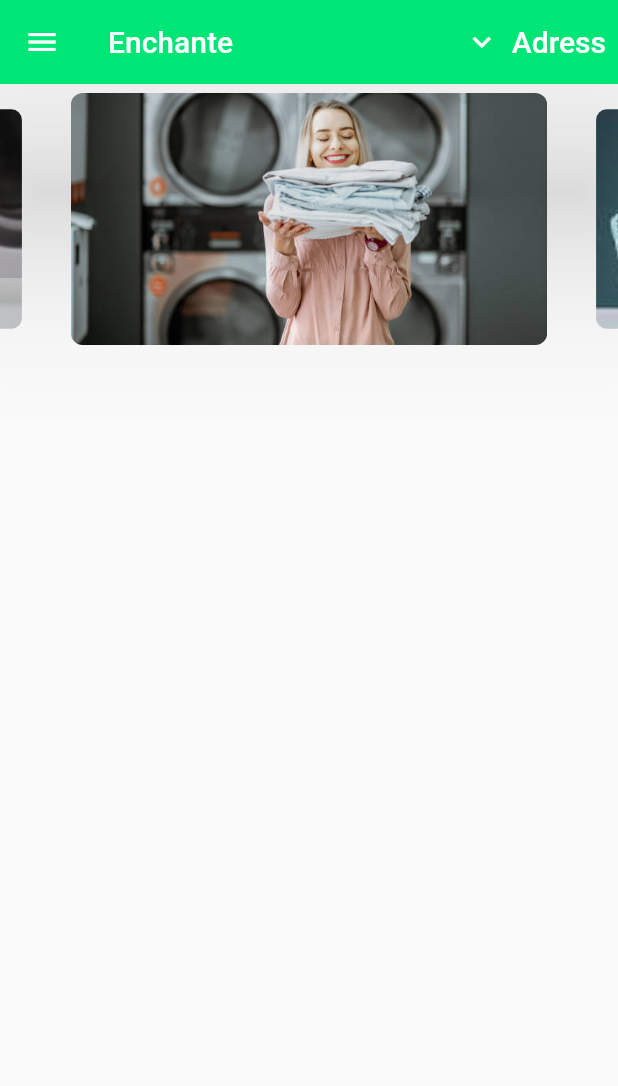
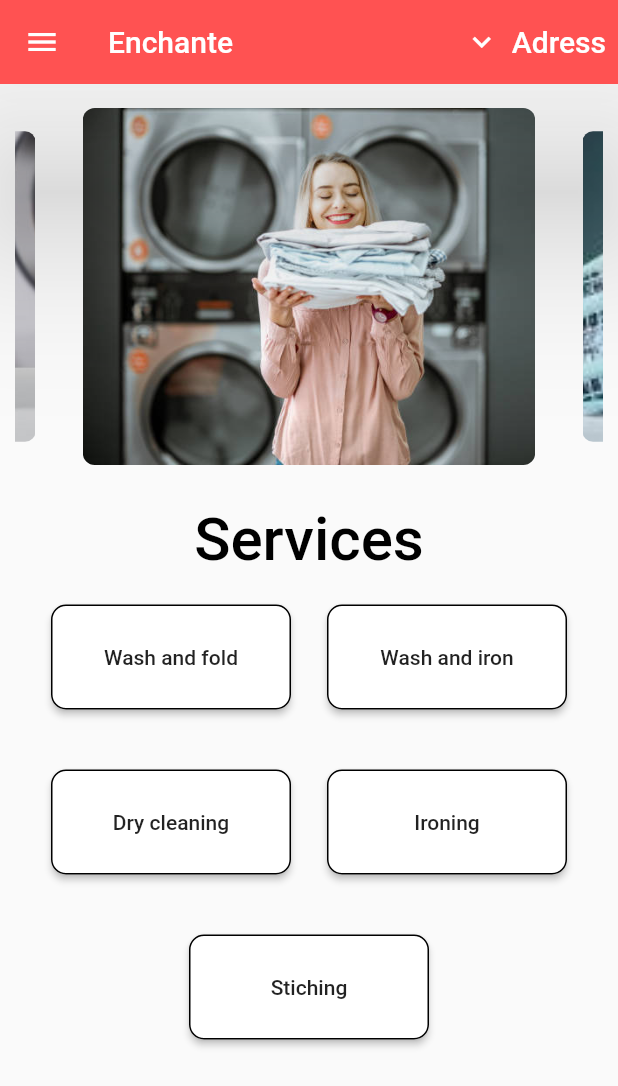
Before and after one commit to ayan-gorain/Enchantee, a Flutter app: the welcomepage screen opened by its route, on a phone screen of 412 x 824 dp. Shown: the top 1086 px of the screen. Run offline on Flutter 3.47's test engine with Material 2 defaults, Android fonts, the phone set to English and light mode, and no system bars; drawn by our look-alikes of carousel_slider; our stand-ins replace dropdown_button2, flutter_screenutil, font_awesome_flutter, image_picker, intl_phone_field, smooth_page_indicator; missing offline and left inert: flutter_linear_datepicker, gender_picker.

Commit message:
welcome page some

```diff
--- a/lib/main.dart
+++ b/lib/main.dart
@@ -7,7 +7,7 @@ import 'package:enchante/pages/customer/onboarding_page.dart';
 import 'package:enchante/pages/customer/otp_page.dart';
 import 'package:enchante/pages/vendor/otp1_page.dart';
 import 'package:enchante/pages/vendor/vendor_signup.dart';
-import 'package:enchante/pages/customer/welcome_page.dart';
+import 'package:enchante/pages/customer/navigation/welcome_page.dart';
 import 'package:flutter/material.dart';
 import 'package:enchante/pages/customer/customers_signup.dart';
 import 'package:enchante/utiles/routes.dart';
@@ -27,7 +27,7 @@ class Myapp extends StatelessWidget {
   Widget build(BuildContext context) {
     return MaterialApp(
       routes: {
-        "/": (context) => Openpage(),
+        "/": (context) => welcomepage(),
         Myroutes.openRoute: (context) =>Openpage(),
         Myroutes.open1Route: (context) => Open1page(),
         Myroutes.loginRoute: (context) =>Loginpage(),
--- /dev/null
+++ b/lib/pages/customer/navigation/welcome_page.dart
@@ -0,0 +1,212 @@
+import 'package:carousel_slider/carousel_slider.dart';
+import 'package:flutter/material.dart';
+import 'package:flutter/services.dart';
+class welcomepage extends StatefulWidget {
+  const welcomepage({Key? key}) : super(key: key);
+
+  @override
+  State<welcomepage> createState() => _welcomepageState();
+}
+
+class _welcomepageState extends State<welcomepage> {
+  @override
+  Widget build(BuildContext context) {
+    return Scaffold(
+      appBar: AppBar(
+        title: const Text("Enchante",
+        style: TextStyle(
+        color: Colors.white,
+        fontSize: 20,
+    ),
+        ),
+          actions: <Widget>[
+            TextButton.icon(
+                label: Text('Adress',
+                  style: TextStyle(
+                    color: Colors.white,
+                    fontSize: 20,
+                  ),),
+                icon: Icon(Icons.keyboard_arrow_down_outlined,color: Colors.white,),
+                onPressed: () {
+                  print('Pressed');
+                }
+            ),
+          ],
+        backgroundColor: Colors.redAccent,
+        elevation: 50.0,
+
+        systemOverlayStyle: SystemUiOverlayStyle.light,
+      ),
+      drawer: Drawer(),
+      body: SizedBox(
+        child: Padding(
+          padding: const EdgeInsets.all(10.0),
+          child: ListView(
+            children: [
+              CarouselSlider(items: [
+              Container(
+              margin: EdgeInsets.all(6.0),
+              decoration: BoxDecoration(
+                borderRadius: BorderRadius.circular(8.0),
+                image: DecorationImage(
+                  image: AssetImage('assets/images/c1.jpg'),
+                  fit: BoxFit.cover,
+                ),
+              ),
+              ),Container(
+              margin: EdgeInsets.all(6.0),
+              decoration: BoxDecoration(
+                borderRadius: BorderRadius.circular(8.0),
+                image: DecorationImage(
+                  image: AssetImage('assets/images/c2.jpg'),
+                  fit: BoxFit.cover,
+                ),
+              ),
+              ),Container(
+              margin: EdgeInsets.all(6.0),
+              decoration: BoxDecoration(
+                borderRadius: BorderRadius.circular(8.0),
+                image: DecorationImage(
+                  image: AssetImage('assets/images/c3.jpg'),
+                  fit: BoxFit.cover,
+                ),
+              ),
+              ),Container(
+              margin: EdgeInsets.all(6.0),
+              decoration: BoxDecoration(
+                borderRadius: BorderRadius.circular(8.0),
+                image: DecorationImage(
+                  image: AssetImage('assets/images/c4.png'),
+                  fit: BoxFit.cover,
+                ),
+              ),
+              ),],
+                options: CarouselOptions(
+                height: 250.0,
+                enlargeCenterPage: true,
+                autoPlay: true,
+                aspectRatio: 16 / 9,
+                autoPlayCurve: Curves.fastOutSlowIn,
+                enableInfiniteScroll: true,
+                autoPlayAnimationDuration: Duration(milliseconds: 800),
+                viewportFraction: 0.8,
+              ),),
+              SizedBox(height: 20),
+              Center(child: Text("Services", style: TextStyle(
+                fontWeight: FontWeight.w500,
+                fontSize: 40,
+                color: Colors.black,
+              ))),
+              SizedBox(height: 20),
+              Row(
+                mainAxisAlignment: MainAxisAlignment.spaceEvenly,
+                children: [
+                  MaterialButton(
+                    minWidth:160,
+                    height: 70,
+                    onPressed: () {
+                      //Navigator.pushNamed(context, Myroutes.signupRoute );
+                    },
+                    color: Colors.white,
+                    shape: RoundedRectangleBorder(
+                        side: BorderSide(
+                          color: Colors.black,
+                        ),
+                        borderRadius: BorderRadius.circular(10)),
+                    child: Text("Wash and fold",
+                        style: TextStyle(
+                          fontWeight: FontWeight.w500,
+                        )),
+                  ),
+                  MaterialButton(
+                    minWidth:160,
+                    height: 70,
+                    onPressed: () {
+                      //Navigator.pushNamed(context, Myroutes.signupRoute );
+                    },
+                    color: Colors.white,
+                    shape: RoundedRectangleBorder(
+                        side: BorderSide(
+                          color: Colors.black,
+                        ),
+                        borderRadius: BorderRadius.circular(10)),
+                    child: Text("Wash and iron",
+                        style: TextStyle(
+                          fontWeight: FontWeight.w500,
+                        )),
+                  )
+
+                ],
+
+              ),
+              SizedBox(height: 40),
+              Row(
+                mainAxisAlignment: MainAxisAlignment.spaceEvenly,
+                children: [
+                  MaterialButton(
+                    minWidth:160,
+                    height: 70,
+                    onPressed: () {
+                      //Navigator.pushNamed(context, Myroutes.signupRoute );
+                    },
+                    color: Colors.white,
+                    shape: RoundedRectangleBorder(
+                        side: BorderSide(
+                          color: Colors.black,
+                        ),
+                        borderRadius: BorderRadius.circular(10)),
+                    child: Text("Dry cleaning",
+                        style: TextStyle(
+                          fontWeight: FontWeight.w500,
+                        )),
+                  ),
+                  MaterialButton(
+                    minWidth:160,
+                    height: 70,
+                    onPressed: () {
+                      //Navigator.pushNamed(context, Myroutes.signupRoute );
+                    },
+                    color: Colors.white,
+                    shape: RoundedRectangleBorder(
+                        side: BorderSide(
+                          color: Colors.black,
+                        ),
+                        borderRadius: BorderRadius.circular(10)),
+                    child: Text("Ironing",
+                        style: TextStyle(
+                          fontWeight: FontWeight.w500,
+                        )),
+                  )
+                ],), SizedBox(height: 40),
+              Row(
+                mainAxisAlignment: MainAxisAlignment.spaceEvenly,
+                children: [
+                  MaterialButton(
+                    minWidth:160,
+                    height: 70,
+                    onPressed: () {
+                      //Navigator.pushNamed(context, Myroutes.signupRoute );
+                    },
+                    color: Colors.white,
+                    shape: RoundedRectangleBorder(
+                        side: BorderSide(
+                          color: Colors.black,
+                        ),
+                        borderRadius: BorderRadius.circular(10)),
+                    child: Text("Stiching",
+                        style: TextStyle(
+                          fontWeight: FontWeight.w500,
+                        )),
+                  ),
+
+                ],),
+
+
+            ],
+          ),
+        ),
+      ),
+
+    );
+  }
+}
--- a/lib/pages/customer/welcome_page.dart
+++ /dev/null
@@ -1,91 +0,0 @@
-import 'package:carousel_slider/carousel_slider.dart';
-import 'package:flutter/material.dart';
-import 'package:flutter/services.dart';
-class welcomepage extends StatelessWidget {
-  const welcomepage({Key? key}) : super(key: key);
-
-  @override
-  Widget build(BuildContext context) {
-    return Scaffold(
-      appBar: AppBar(
-        title: const Text("Enchante",
-        style: TextStyle(
-        color: Colors.white,
-        fontSize: 20,
-    ),
-        ),
-          actions: <Widget>[
-            TextButton.icon(
-                label: Text('Adress',
-                  style: TextStyle(
-                    color: Colors.white,
-                    fontSize: 20,
-                  ),),
-                icon: Icon(Icons.keyboard_arrow_down_outlined,color: Colors.white,),
-                onPressed: () {
-                  print('Pressed');
-                }
-            ),
-          ],
-        backgroundColor: Colors.greenAccent[400],
-        elevation: 50.0,
-
-        systemOverlayStyle: SystemUiOverlayStyle.light,
-      ),
-      drawer: Drawer(),
-      body: ListView(
-        children: [
-          CarouselSlider(items: [
-          Container(
-          margin: EdgeInsets.all(6.0),
-          decoration: BoxDecoration(
-            borderRadius: BorderRadius.circular(8.0),
-            image: DecorationImage(
-              image: AssetImage('assets/images/c1.jpg'),
-              fit: BoxFit.cover,
-            ),
-          ),
-          ),Container(
-          margin: EdgeInsets.all(6.0),
-          decoration: BoxDecoration(
-            borderRadius: BorderRadius.circular(8.0),
-            image: DecorationImage(
-              image: AssetImage('assets/images/c2.jpg'),
-              fit: BoxFit.cover,
-            ),
-          ),
-          ),Container(
-          margin: EdgeInsets.all(6.0),
-          decoration: BoxDecoration(
-            borderRadius: BorderRadius.circular(8.0),
-            image: DecorationImage(
-              image: AssetImage('assets/images/c3.jpg'),
-              fit: BoxFit.cover,
-            ),
-          ),
-          ),Container(
-          margin: EdgeInsets.all(6.0),
-          decoration: BoxDecoration(
-            borderRadius: BorderRadius.circular(8.0),
-            image: DecorationImage(
-              image: AssetImage('assets/images/c4.png'),
-              fit: BoxFit.cover,
-            ),
-          ),
-          ),],
-            options: CarouselOptions(
-            height: 180.0,
-            enlargeCenterPage: true,
-            autoPlay: true,
-            aspectRatio: 16 / 9,
-            autoPlayCurve: Curves.fastOutSlowIn,
-            enableInfiniteScroll: true,
-            autoPlayAnimationDuration: Duration(milliseconds: 800),
-            viewportFraction: 0.8,
-          ),)
-        ],
-      ),
-
-    );
-  }
-}
```
